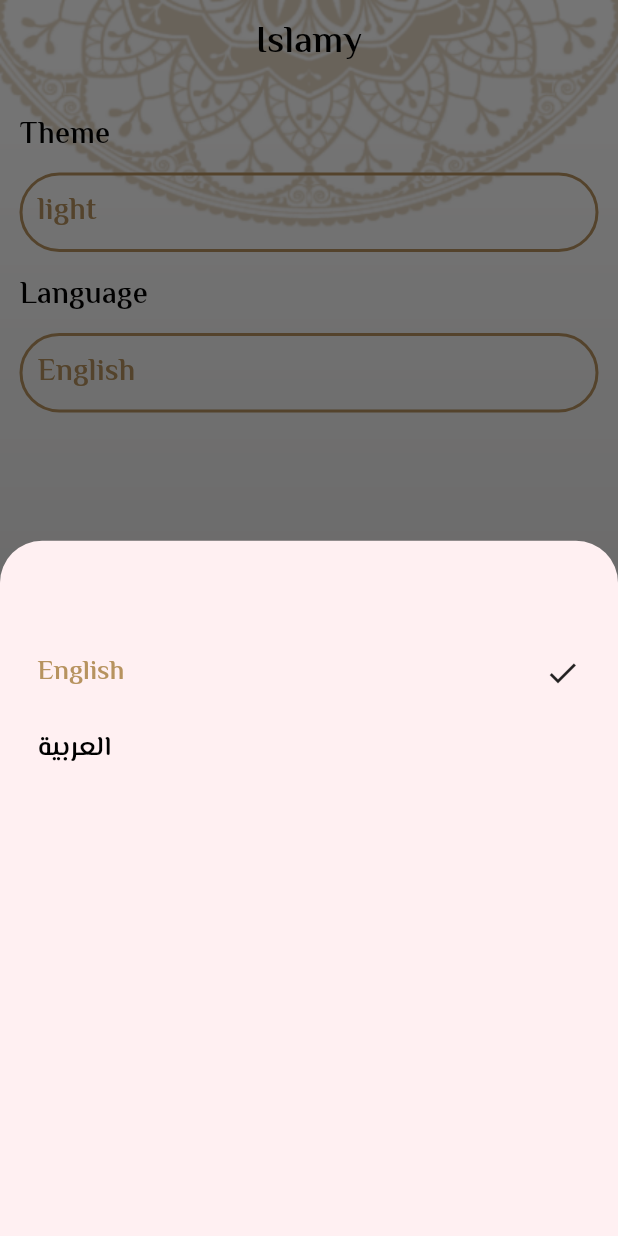
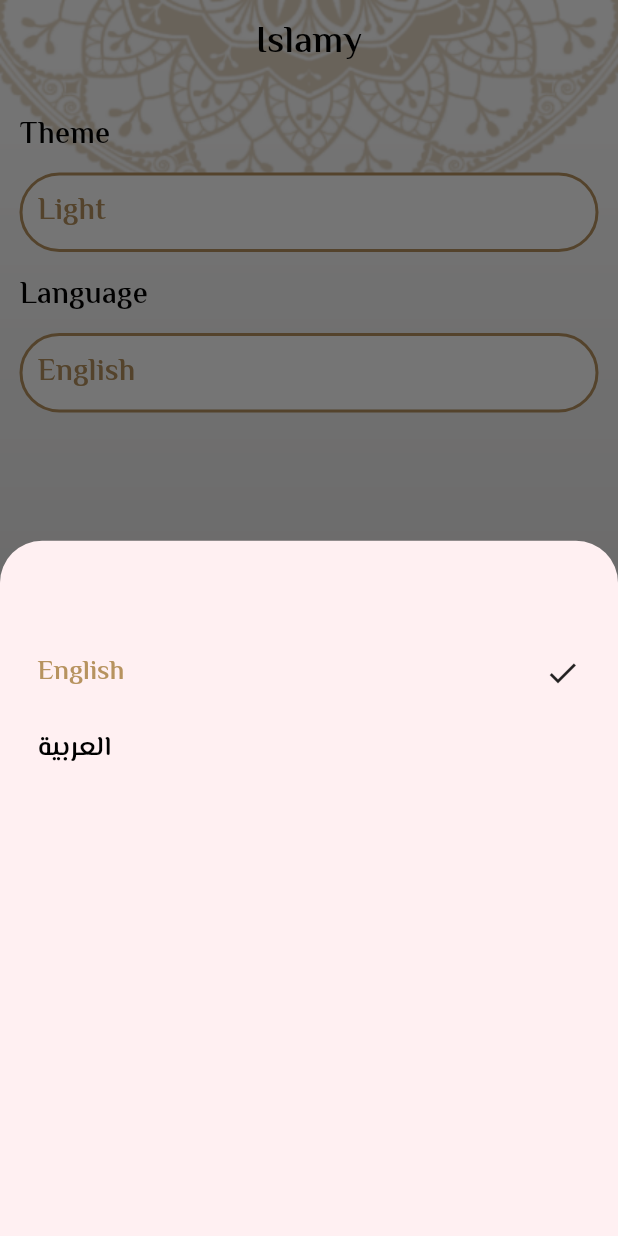
Before and after one commit to ahmedtalaatelsahy/islami-project, a Flutter app: the screen it shows after launch, item 5 of the bottom bar chosen, after a tap on "English", on a phone screen of 412 x 824 dp. Run offline on Flutter 3.47's test engine with Material 3 defaults, Android fonts, the phone set to English and light mode, and no system bars; generated files the repository leaves out were written again.

Commit message:
+ finish settings tab

```diff
--- a/lib/l10n/app_ar.arb
+++ b/lib/l10n/app_ar.arb
@@ -7,5 +7,9 @@
   "radioTab": "الاذاعة",
   "ahadeth": "الاحاديث",
   "sebhaCount":"عدد التسبيحات",
-  "settingsTab":"الاعدادات"
+  "settingsTab":"الاعدادات",
+  "language":"اللغة",
+  "theme":"المظهر",
+  "light":"نهاري",
+  "dark":"ليلي"
 }
--- a/lib/l10n/app_en.arb
+++ b/lib/l10n/app_en.arb
@@ -7,5 +7,9 @@
   "radioTab": "radio",
   "ahadeth": "Ahadeth",
   "sebhaCount": "Sebha Count",
-  "settingsTab": "settings"
+  "settingsTab": "settings",
+  "language":"Language",
+  "theme":"Theme",
+  "light":"Light",
+  "dark":"Dark"
 }
--- a/lib/main.dart
+++ b/lib/main.dart
@@ -1,14 +1,21 @@
 import 'package:flutter/material.dart';
 import 'package:islami/ui/hadeth_details/hadeth_details.dart';
 import 'package:islami/ui/home/home_screen.dart';
+import 'package:islami/ui/providers/language_provider.dart';
+import 'package:islami/ui/providers/theme_provider.dart';
 import 'package:islami/ui/splash/splash_screen.dart';
 import 'package:islami/ui/style/theme.dart';
 import 'package:islami/ui/sura_details/sura_details.dart';
 import 'package:flutter_localizations/flutter_localizations.dart';
 import 'package:flutter_gen/gen_l10n/app_localizations.dart';
+import 'package:provider/provider.dart';
 
 void main() {
-  runApp(const MyApp());
+  runApp(MultiProvider(providers: [
+    ChangeNotifierProvider(create: (context) => ThemeProvider(),),
+    ChangeNotifierProvider(create: (context) => LocaleProvider(),)
+  ],
+      child: const MyApp()));
 }
 
 class MyApp extends StatelessWidget {
@@ -16,6 +23,8 @@ class MyApp extends StatelessWidget {
   // This widget is the root of your application.
   @override
   Widget build(BuildContext context) {
+    ThemeProvider themeProvider = Provider.of<ThemeProvider>(context);
+    LocaleProvider localeProvider=Provider.of<LocaleProvider>(context);
     return MaterialApp(
       debugShowCheckedModeBanner: false,
       routes: {
@@ -27,11 +36,10 @@ class MyApp extends StatelessWidget {
       initialRoute: HomeScreen.routName,
       theme: MyTheme.lightTheme,
       darkTheme: MyTheme.darkTheme,
-      themeMode:ThemeMode.light ,
-
+      themeMode: themeProvider.currentTheme,
       localizationsDelegates: AppLocalizations.localizationsDelegates,
       supportedLocales: AppLocalizations.supportedLocales,
-      locale: Locale('en'),
+      locale: Locale(localeProvider.currentLocal),
     );
   }
 }
--- a/lib/ui/home/home_screen.dart
+++ b/lib/ui/home/home_screen.dart
@@ -2,9 +2,11 @@ import 'package:flutter/material.dart';
 import 'package:islami/ui/home/ahadeth/hadeth_tab.dart';
 import 'package:islami/ui/home/quran/quran_tab.dart';
 import 'package:islami/ui/home/radio/radio_tab.dart';
-import 'package:islami/ui/home/settings/settins_tab.dart';
+import 'package:islami/ui/home/settings/settings_tab.dart';
 import 'package:islami/ui/home/tasbeh/tasbeh_tab.dart';
+import 'package:islami/ui/providers/theme_provider.dart';
 import 'package:islami/ui/translation.dart';
+import 'package:provider/provider.dart';
 
 
 
@@ -17,15 +19,19 @@ class HomeScreen extends StatefulWidget {
 }
 
 class _HomeScreenState extends State<HomeScreen> {
-  List<Widget> tabs=[QuranTab(),TasbehTab(),HadethTab(),RadioTab(),SettinsTab()];
+  List<Widget> tabs=[QuranTab(),TasbehTab(),HadethTab(),RadioTab(),SettingsTab()];
 int selectedIndex=0;
 
   @override
   Widget build(BuildContext context) {
+    ThemeProvider themeProvider=Provider.of<ThemeProvider>(context);
+    bool isDark=themeProvider.isDarkEnabled();
     return Container(
       decoration: BoxDecoration(
           image: DecorationImage(
-              image: AssetImage(
+              image: isDark?AssetImage(
+                'assets/images/dark bg.png',
+              ):AssetImage(
                 'assets/images/homeScreen.png',
               ),
               fit: BoxFit.fill)),
@@ -54,4 +60,5 @@ int selectedIndex=0;
       ),
     );
   }
+
 }
--- a/lib/ui/home/settings/language_bottom_sheet.dart
+++ b/lib/ui/home/settings/language_bottom_sheet.dart
@@ -1,44 +1,78 @@
 import 'package:flutter/material.dart';
+import 'package:islami/ui/providers/language_provider.dart';
 import 'package:islami/ui/style/theme.dart';
+import 'package:provider/provider.dart';
 
-class LanguageBottomSheet extends StatelessWidget {
+class LanguageBottomSheet extends StatefulWidget {
   const LanguageBottomSheet({super.key});
 
   @override
+  State<LanguageBottomSheet> createState() => _LanguageBottomSheetState();
+}
+
+class _LanguageBottomSheetState extends State<LanguageBottomSheet> {
+  @override
   Widget build(BuildContext context) {
-    return Column(crossAxisAlignment: CrossAxisAlignment.start,
+    LocaleProvider localeProvider = Provider.of<LocaleProvider>(context);
+    return Column(
+      crossAxisAlignment: CrossAxisAlignment.start,
       children: [
         SizedBox(
           height: 50,
         ),
         Padding(
-          padding: const EdgeInsets.all(25.0),
-          child: selecteditem(context, 'English')
-        ),
+            padding: const EdgeInsets.all(25.0),
+            child: InkWell(
+                onTap: () {
+                  setState(() {
+                    localeProvider.changSettings('en');
+                  });
+                },
+                child: localeProvider.currentLocal == 'en'
+                    ? selecteditem(context, 'English')
+                    : unSelectedItem(context, 'English'))),
         Padding(
-          padding: const EdgeInsets.only(left: 25,right: 25,),
-          child: unSelectedItem(context, 'العربية')
-        ),
+            padding: const EdgeInsets.only(
+              left: 25,
+              right: 25,
+            ),
+            child: InkWell(
+                onTap: () {
+                  setState(() {
+                    localeProvider.changSettings('ar');
+                  });
+                },
+                child: localeProvider.currentLocal == 'ar'
+                    ? selecteditem(context, 'العربية')
+                    : unSelectedItem(context, 'العربية'))),
       ],
     );
   }
-  Widget selecteditem(BuildContext context,String text){
+
+  Widget selecteditem(BuildContext context, String text) {
     return Row(
       mainAxisAlignment: MainAxisAlignment.spaceBetween,
       children: [
         Text(
           text,
-          style: Theme.of(context).textTheme.titleSmall?.copyWith(color: MyTheme.lightPrimary),
-
+          style: Theme.of(context)
+              .textTheme
+              .titleSmall
+              ?.copyWith(color: MyTheme.lightPrimary),
         ),
         Icon(Icons.check)
       ],
     );
   }
-  Widget unSelectedItem(BuildContext context,String text){
-    return Text(
-      'العربية',
-      style: Theme.of(context).textTheme.titleSmall,
+
+  Widget unSelectedItem(BuildContext context, String text) {
+    return Row(
+      children: [
+        Text(
+          text,
+          style: Theme.of(context).textTheme.titleSmall,
+        ),
+      ],
     );
   }
 }
--- a/lib/ui/home/settings/settins_tab.dart
+++ b/lib/ui/home/settings/settings_tab.dart
@@ -1,13 +1,19 @@
 import 'package:flutter/material.dart';
 import 'package:islami/ui/home/settings/theme_bottom_sheet.dart';
+import 'package:islami/ui/providers/language_provider.dart';
+import 'package:islami/ui/providers/theme_provider.dart';
+import 'package:islami/ui/translation.dart';
+import 'package:provider/provider.dart';
 
 import 'language_bottom_sheet.dart';
 
-class SettinsTab extends StatelessWidget {
-  const SettinsTab({super.key});
+class SettingsTab extends StatelessWidget {
+  const SettingsTab({super.key});
 
   @override
   Widget build(BuildContext context) {
+    LocaleProvider localeProvider=Provider.of<LocaleProvider>(context);
+    ThemeProvider themeProvider=Provider.of(context);
     return Column(
       children: [
         SizedBox(
@@ -18,7 +24,7 @@ class SettinsTab extends StatelessWidget {
             Padding(
               padding: const EdgeInsets.only(left: 13),
               child: Text(
-                'Theme',
+                getTranslation(context).theme,
                 style: TextStyle(fontSize: 20, color: Colors.black),
               ),
             ),
@@ -33,13 +39,13 @@ class SettinsTab extends StatelessWidget {
               padding: EdgeInsets.all(10),
               width: double.infinity,
               child: Text(
-                'light',
+                themeProvider.getCurrentTheme(context),
                 style: TextStyle(
                     fontSize: 20, color: Theme.of(context).colorScheme.primary),
               ),
               decoration: BoxDecoration(
                   borderRadius: BorderRadius.circular(30),
-                  color: Colors.transparent,
+                  color: Colors.white,
                   border:
                       Border.all(color: Theme.of(context).colorScheme.primary,width: 2)),
             ),
@@ -53,7 +59,7 @@ class SettinsTab extends StatelessWidget {
             Padding(
               padding: const EdgeInsets.only(left: 13),
               child: Text(
-                'Language',
+                getTranslation(context).language,
                 style: TextStyle(fontSize: 20, color: Colors.black),
               ),
             ),
@@ -68,13 +74,13 @@ class SettinsTab extends StatelessWidget {
               padding: EdgeInsets.all(10),
               width: double.infinity,
               child: Text(
-                'English',
+                localeProvider.getCurrentLocalText(),
                 style: TextStyle(
                     fontSize: 20, color: Theme.of(context).colorScheme.primary),
               ),
               decoration: BoxDecoration(
                   borderRadius: BorderRadius.circular(30),
-                  color: Colors.transparent,
+                  color: Colors.white,
                   border:
                       Border.all(color: Theme.of(context).colorScheme.primary,width: 2) ),
             ),
--- /dev/null
+++ b/lib/ui/providers/language_provider.dart
@@ -0,0 +1,14 @@
+
+import 'package:flutter/material.dart';
+
+class LocaleProvider extends ChangeNotifier {
+  String currentLocal ='en' ;
+  void changSettings(String newLocal){
+    currentLocal=newLocal;
+    notifyListeners();
+  }
+  String getCurrentLocalText(){
+    return currentLocal=='en'?'English':'العربية';
+  }
+
+}
--- /dev/null
+++ b/lib/ui/providers/theme_provider.dart
@@ -0,0 +1,16 @@
+import 'package:flutter/material.dart';
+import 'package:islami/ui/translation.dart';
+
+class ThemeProvider extends ChangeNotifier {
+  ThemeMode currentTheme = ThemeMode.light;
+  void changeTheme(ThemeMode newTheme) {
+    currentTheme = newTheme;
+    notifyListeners();
+  }
+  bool isDarkEnabled(){
+    return currentTheme==ThemeMode.dark;
+  }
+  String getCurrentTheme(BuildContext context){
+    return currentTheme==ThemeMode.dark?getTranslation(context).dark:getTranslation(context).light;
+  }
+}
--- a/pubspec.yaml
+++ b/pubspec.yaml
@@ -40,6 +40,7 @@ dependencies:
   flutter_localizations:
     sdk: flutter
   intl: any
+  provider: ^6.1.2
 
 
 dev_dependencies:
```
Also changed, not shown: lib/ui/home/settings/theme_bottom_sheet.dart (+48 -15 lines), pubspec.lock.
